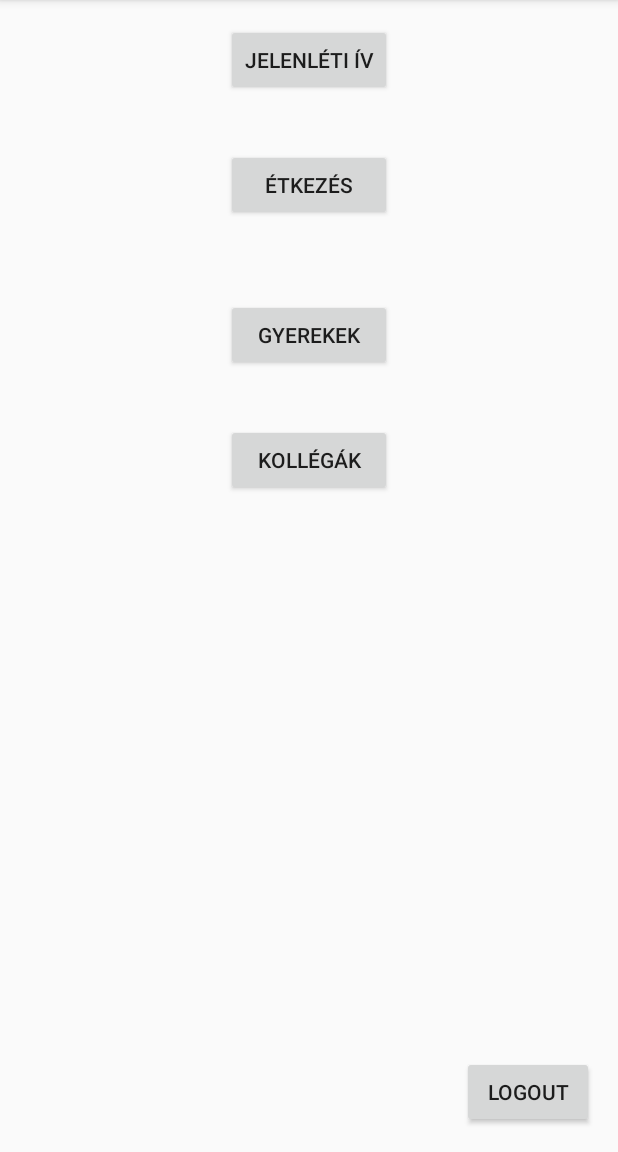
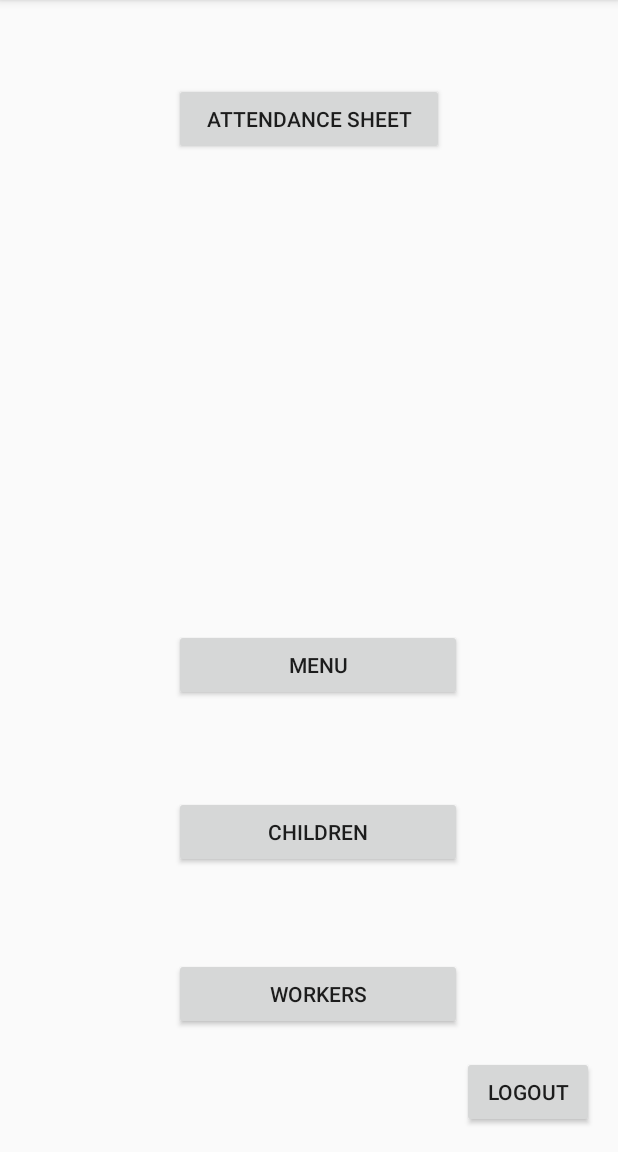
Before and after one commit to lazarferenc/ProjectX, an Android app: the Ovono screen opened directly, with no data from a screen before it, on a phone screen of 412 x 824 dp, the part 84-1236 px from its top. Run offline under Robolectric (Android 15) with nearby library versions, the phone set to English and light mode, and no system bars.

Commit message:
translate
Az alkalmazas angol-magyar nyelvezetenek elkeszitese

```diff
--- a/OviBot/app/src/main/java/com/rft/pti/eke/ovibot/Ovono.java
+++ b/OviBot/app/src/main/java/com/rft/pti/eke/ovibot/Ovono.java
@@ -19,14 +19,14 @@ public class Ovono extends AppCompatActivity {
         super.onCreate(savedInstanceState);
         setContentView(R.layout.activity_ovono);
 
-       // greetingText = (TextView) findViewById(R.id.greeting_textView);
+        //greetingText = (TextView) findViewById(R.id.greeting_textView);
         logOutButton = (Button) findViewById(R.id.log_out_button);
         logOutButton.setOnClickListener(new View.OnClickListener() {
             @Override
             public void onClick(View v) {
                 storage.clear();
-                Intent intent = new Intent(Ovono.this, LoginActivity.class);
-                startActivity(intent);
+                Intent logout = new Intent(Ovono.this, LoginActivity.class);
+                startActivity(logout);
                 finish();
             }
         });
--- a/OviBot/app/src/main/java/com/rft/pti/eke/ovibot/Szulo.java
+++ b/OviBot/app/src/main/java/com/rft/pti/eke/ovibot/Szulo.java
@@ -17,7 +17,6 @@ public class Szulo extends AppCompatActivity {
         logOutButton.setOnClickListener(new View.OnClickListener() {
             @Override
             public void onClick(View v) {
-
                 storage.clear();
                 Intent intent = new Intent(Szulo.this, LoginActivity.class);
                 startActivity(intent);
--- a/OviBot/app/src/main/res/layout/activity_ovono.xml
+++ b/OviBot/app/src/main/res/layout/activity_ovono.xml
@@ -9,38 +9,6 @@
     android:paddingTop="@dimen/activity_vertical_margin"
     tools:context="com.rft.pti.eke.ovibot.Szulo">
 
-    <Button
-        android:text="Jelenléti ív"
-        android:layout_width="wrap_content"
-        android:layout_height="wrap_content"
-        android:id="@+id/btn_gyerekem"
-
-        android:layout_centerHorizontal="true" />
-
-    <Button
-        android:text="Étkezés"
-        android:layout_width="wrap_content"
-        android:layout_height="wrap_content"
-        android:id="@+id/btn_etkezes"
-        android:layout_below="@+id/btn_gyerekem"
-        android:layout_alignLeft="@+id/btn_gyerekem"
-        android:layout_alignStart="@+id/btn_gyerekem"
-        android:layout_marginTop="35dp"
-        android:layout_alignRight="@+id/btn_gyerekem"
-        android:layout_alignEnd="@+id/btn_gyerekem" />
-
-    <Button
-        android:text="Gyerekek"
-        android:layout_width="wrap_content"
-        android:layout_height="wrap_content"
-        android:id="@+id/btn_gyerekek"
-        android:layout_below="@+id/btn_etkezes"
-        android:layout_alignLeft="@+id/btn_etkezes"
-        android:layout_alignStart="@+id/btn_etkezes"
-        android:layout_marginTop="52dp"
-        android:layout_alignRight="@+id/btn_etkezes"
-        android:layout_alignEnd="@+id/btn_etkezes" />
-
 
     <Button
         android:id="@+id/log_out_button"
@@ -51,15 +19,57 @@
         android:layout_alignParentRight="true"
         android:text="@string/action_log_out" />
 
+    <TextView
+        android:layout_width="wrap_content"
+        android:layout_height="wrap_content"
+        android:layout_alignParentTop="true"
+        android:layout_alignParentRight="true"
+        android:layout_alignParentEnd="true"
+        android:id="@+id/greeting_textView" />
+
     <Button
-        android:text="Kollégák"
+        android:text="@string/workers"
         android:layout_width="wrap_content"
         android:layout_height="wrap_content"
         android:id="@+id/btn_ovonok"
-        android:layout_marginTop="35dp"
-        android:layout_below="@+id/btn_gyerekek"
+        android:layout_above="@+id/log_out_button"
+        android:layout_marginBottom="17dp"
+        android:layout_alignLeft="@+id/btn_gyerekek"
+        android:layout_alignStart="@+id/btn_gyerekek"
         android:layout_alignRight="@+id/btn_gyerekek"
-        android:layout_alignEnd="@+id/btn_gyerekek"
-        android:layout_alignLeft="@+id/btn_gyerekek"
-        android:layout_alignStart="@+id/btn_gyerekek" />
+        android:layout_alignEnd="@+id/btn_gyerekek" />
+
+    <Button
+        android:text="@string/attendance_sheet"
+        android:layout_width="180dp"
+        android:layout_height="wrap_content"
+        android:id="@+id/btn_gyerekem"
+
+        android:layout_below="@+id/greeting_textView"
+        android:layout_centerHorizontal="true"
+        android:layout_marginTop="20dp" />
+
+    <Button
+        android:text="@string/children"
+        android:layout_width="match_parent"
+        android:layout_height="wrap_content"
+        android:id="@+id/btn_gyerekek"
+        android:layout_above="@+id/btn_ovonok"
+        android:layout_alignLeft="@+id/btn_etkezes"
+        android:layout_alignStart="@+id/btn_etkezes"
+        android:layout_marginBottom="60dp"
+        android:layout_alignRight="@+id/btn_etkezes"
+        android:layout_alignEnd="@+id/btn_etkezes" />
+
+    <Button
+        android:text="@string/menu"
+        android:layout_width="match_parent"
+        android:layout_height="wrap_content"
+        android:id="@+id/btn_etkezes"
+        android:layout_above="@+id/btn_gyerekek"
+        android:layout_alignLeft="@+id/btn_gyerekem"
+        android:layout_alignStart="@+id/btn_gyerekem"
+        android:layout_marginBottom="63dp"
+        android:layout_toLeftOf="@+id/log_out_button"
+        android:layout_toStartOf="@+id/log_out_button" />
 </RelativeLayout>
--- a/OviBot/app/src/main/res/values/strings.xml
+++ b/OviBot/app/src/main/res/values/strings.xml
@@ -5,8 +5,16 @@
     <string name="prompt_password">Password</string>
     <string name="action_sign_in">Login</string>
     <string name="action_log_out">Logout</string>
+    <string name="parent">Parent</string>
+    <string name="kindergarten_teacher">Kindergarten Teacher</string>
+    <string name="attendance_sheet">Attendance Sheet</string>
+    <string name="menu">Menu</string>
+    <string name="children">Children</string>
+    <string name="workers">Workers</string>
+    <string name="kindergarten_teachers">Kindergarten Teachers</string>
+    <string name="child">Child</string>
 
-    <string name="greeting" translatable="false">Hello %1$s!</string>
+    <string name="greeting" translatable="false">" %1$s"</string>
 
     <!-- Errors -->
     <string name="error_invalid_email">This email address is invalid</string>
```
Also changed, not shown: OviBot/app/src/main/res/layout/activity_login.xml (+11 -7 lines), OviBot/app/src/main/res/layout/activity_szulo.xml (+8 -8 lines), 1 other file.
